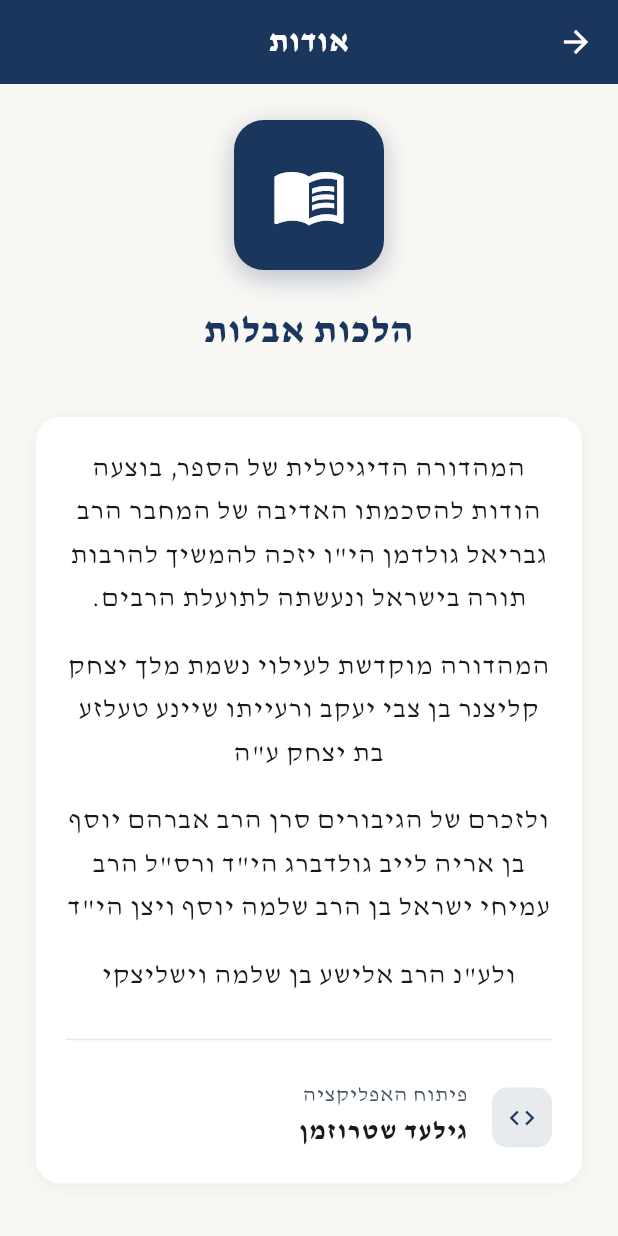
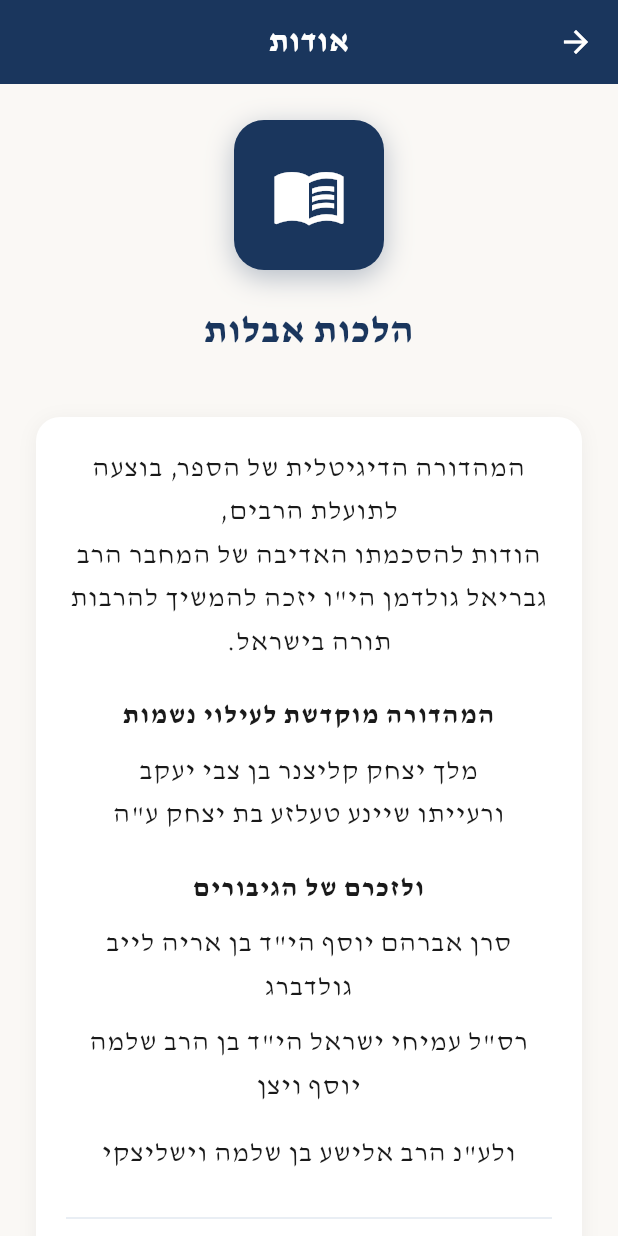
Before and after one commit to GiladShtruz/Hilchot_Avelut, a Flutter app: the AboutScreen screen opened directly, on a phone screen of 412 x 824 dp. Run offline on Flutter 3.47's test engine with Material 3 defaults, Android fonts, the phone set to English and light mode, and no system bars; our stand-ins replace hive, hive_flutter, webview_flutter; missing offline and left inert: syncfusion_flutter_pdfviewer; accounts and stored records are empty.

Commit message:
change about_screen.dart

```diff
--- a/lib/screens/about/about_screen.dart
+++ b/lib/screens/about/about_screen.dart
@@ -78,19 +78,41 @@ class AboutScreen extends StatelessWidget {
               child: Column(
                 children: [
                   Text(
-                    'המהדורה הדיגיטלית של הספר, בוצעה הודות להסכמתו האדיבה של המחבר הרב גבריאל גולדמן הי"ו יזכה להמשיך להרבות תורה בישראל ונעשתה לתועלת הרבים.',
+                    'המהדורה הדיגיטלית של הספר, בוצעה לתועלת הרבים,\nהודות להסכמתו האדיבה של המחבר הרב גבריאל גולדמן הי"ו יזכה להמשיך להרבות תורה בישראל.',
                     style: Theme.of(context).textTheme.bodyLarge,
                     textAlign: TextAlign.center,
                   ),
-                  const SizedBox(height: 16),
+                  const SizedBox(height: 20),
                   Text(
-                    'המהדורה מוקדשת לעילוי נשמת מלך יצחק קליצנר בן צבי יעקב ורעייתו שיינע טעלזע בת יצחק ע"ה',
+                    'המהדורה מוקדשת לעילוי נשמות',
+                    style: Theme.of(context).textTheme.bodyLarge?.copyWith(
+                      fontWeight: FontWeight.bold,
+                    ),
+                    textAlign: TextAlign.center,
+                  ),
+                  const SizedBox(height: 8),
+                  Text(
+                    'מלך יצחק קליצנר בן צבי יעקב\nורעייתו שיינע טעלזע בת יצחק ע"ה',
                     style: Theme.of(context).textTheme.bodyLarge,
                     textAlign: TextAlign.center,
                   ),
-                  const SizedBox(height: 16),
+                  const SizedBox(height: 20),
                   Text(
-                    'ולזכרם של הגיבורים סרן הרב אברהם יוסף בן אריה לייב גולדברג הי"ד ורס"ל הרב עמיחי ישראל בן הרב שלמה יוסף ויצן הי"ד',
+                    'ולזכרם של הגיבורים',
+                    style: Theme.of(context).textTheme.bodyLarge?.copyWith(
+                      fontWeight: FontWeight.bold,
+                    ),
+                    textAlign: TextAlign.center,
+                  ),
+                  const SizedBox(height: 8),
+                  Text(
+                    'סרן אברהם יוסף הי"ד בן אריה לייב גולדברג',
+                    style: Theme.of(context).textTheme.bodyLarge,
+                    textAlign: TextAlign.center,
+                  ),
+                  const SizedBox(height: 8),
+                  Text(
+                    'רס"ל עמיחי ישראל הי"ד בן הרב שלמה יוסף ויצן',
                     style: Theme.of(context).textTheme.bodyLarge,
                     textAlign: TextAlign.center,
                   ),
```
